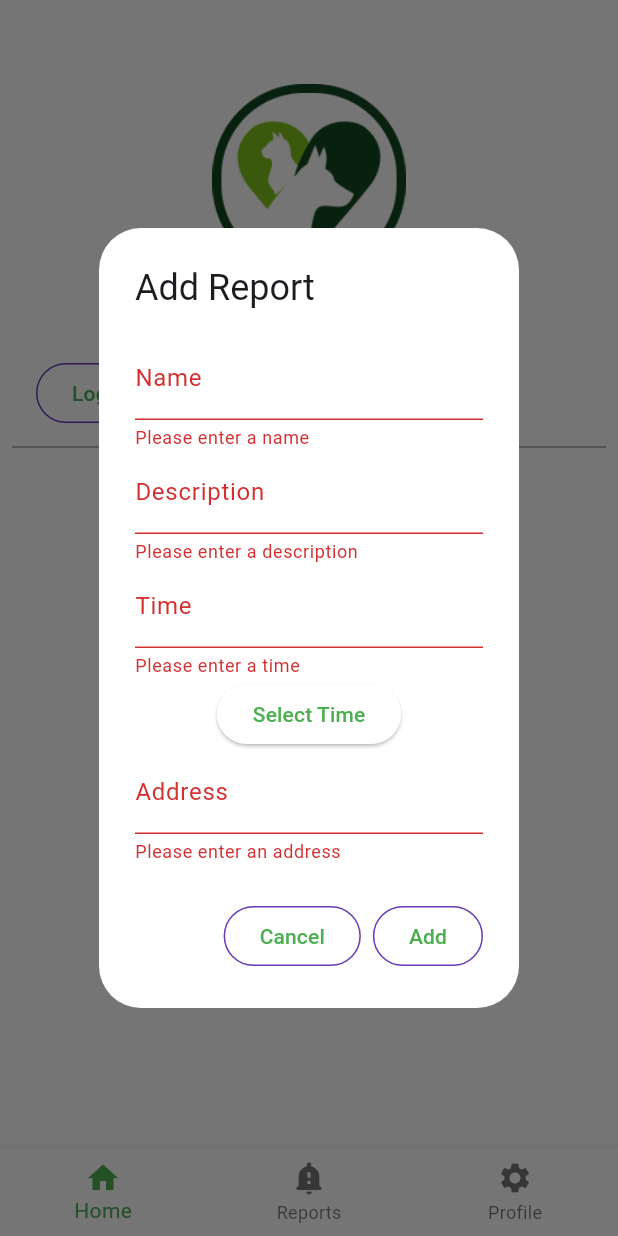
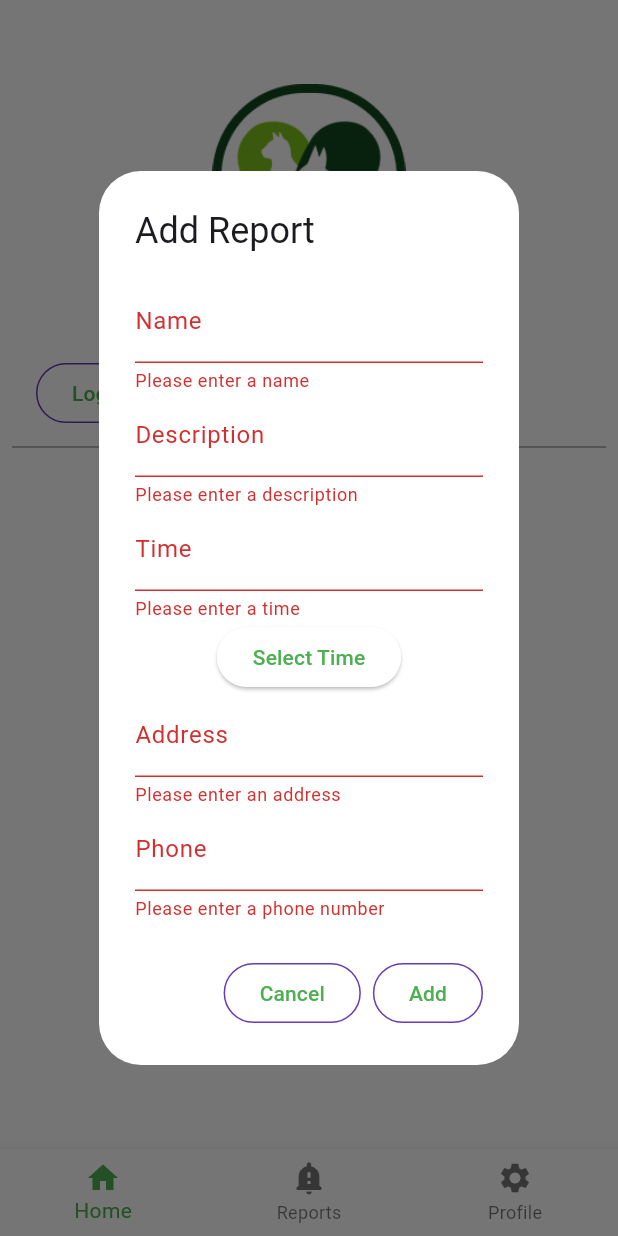
Before and after one commit to SadmanYasar/paw_rescue, a Flutter app: the ReportsPage screen opened by its route, after a tap on the "add" icon, after a tap on "Add", on a phone screen of 412 x 824 dp. Run offline on Flutter 3.47's test engine with Material 3 defaults, Android fonts, the light colour scheme and no system bars; our stand-ins replace cloud_firestore, firebase_auth, firebase_core, go_router, google_fonts; missing offline and left inert: firebase_ui_auth; accounts and stored records are empty.

Commit message:
added phone number

```diff
--- a/lib/models/datamodel.dart
+++ b/lib/models/datamodel.dart
@@ -6,6 +6,7 @@ class Report {
   final DateTime time;
   final String address;
   final String userId;
+  final String phone;
   final String? id;
 
   Report(
@@ -14,6 +15,7 @@ class Report {
       required this.time,
       required this.address,
       required this.userId,
+      required this.phone,
       required this.id});
 
   factory Report.fromJson(Map<String, dynamic> json) {
@@ -23,6 +25,7 @@ class Report {
         time: (json['time']).toDate() ?? DateTime.now(),
         address: json['address'] ?? '',
         userId: json['userId'] ?? '',
+        phone: json['phone'] ?? '',
         id: json['id']);
   }
 
@@ -33,6 +36,7 @@ class Report {
       'time': Timestamp.fromDate(time),
       'address': address,
       'userId': userId,
+      'phone': phone,
       'id': id
     };
   }
--- a/lib/screens/reports_page.dart
+++ b/lib/screens/reports_page.dart
@@ -20,6 +20,7 @@ class _ReportsPageState extends State<ReportsPage> {
   final _descriptionController = TextEditingController();
   final _timeController = TextEditingController();
   final _addressController = TextEditingController();
+  final _phoneController = TextEditingController();
   final reportService = ReportService();
 
   @override
@@ -50,6 +51,7 @@ class _ReportsPageState extends State<ReportsPage> {
         description: _descriptionController.text,
         time: DateTime.parse(_timeController.text),
         address: _addressController.text,
+        phone: _phoneController.text,
       );
       await reportService.createReport(report: report);
       if (mounted) {
@@ -68,6 +70,7 @@ class _ReportsPageState extends State<ReportsPage> {
         description: _descriptionController.text,
         time: DateTime.parse(_timeController.text),
         address: _addressController.text,
+        phone: _phoneController.text,
       );
       await reportService.updateReport(report: updatedReport);
       _getReports();
@@ -163,6 +166,16 @@ class _ReportsPageState extends State<ReportsPage> {
                     return null;
                   },
                 ),
+                TextFormField(
+                  controller: _phoneController..text = report?.phone ?? '',
+                  decoration: InputDecoration(labelText: 'Phone'),
+                  validator: (value) {
+                    if (value == null || value.isEmpty) {
+                      return 'Please enter a phone number';
+                    }
+                    return null;
+                  },
+                ),
               ],
             ),
           ),
@@ -205,6 +218,35 @@ class _ReportsPageState extends State<ReportsPage> {
               leading: Image.asset('assets/logo.png'),
               title: Text(report.name),
               subtitle: Text(report.address),
+              onTap: () {
+                showDialog(
+                  context: context,
+                  builder: (BuildContext context) {
+                    return AlertDialog(
+                      title: Text('Report Details'),
+                      content: Column(
+                        crossAxisAlignment: CrossAxisAlignment.start,
+                        mainAxisSize: MainAxisSize.min,
+                        children: [
+                          Text('Name: ${report.name}'),
+                          Text('Description: ${report.description}'),
+                          Text('Time: ${report.time.toString()}'),
+                          Text('Address: ${report.address}'),
+                          Text('Phone: ${report.phone}'),
+                        ],
+                      ),
+                      actions: [
+                        StyledButton(
+                          child: Text('Close'),
+                          onPressed: () {
+                            Navigator.of(context).pop();
+                          },
+                        ),
+                      ],
+                    );
+                  },
+                );
+              },
               trailing: Row(
                 mainAxisSize: MainAxisSize.min,
                 children: [
--- a/lib/services/reports_data_service.dart
+++ b/lib/services/reports_data_service.dart
@@ -20,6 +20,7 @@ class ReportService {
           time: report.time,
           address: report.address,
           userId: report.userId,
+          phone: report.phone,
           id: docRef.id);
 
       await docRef.set(newReport.toJson());
```
